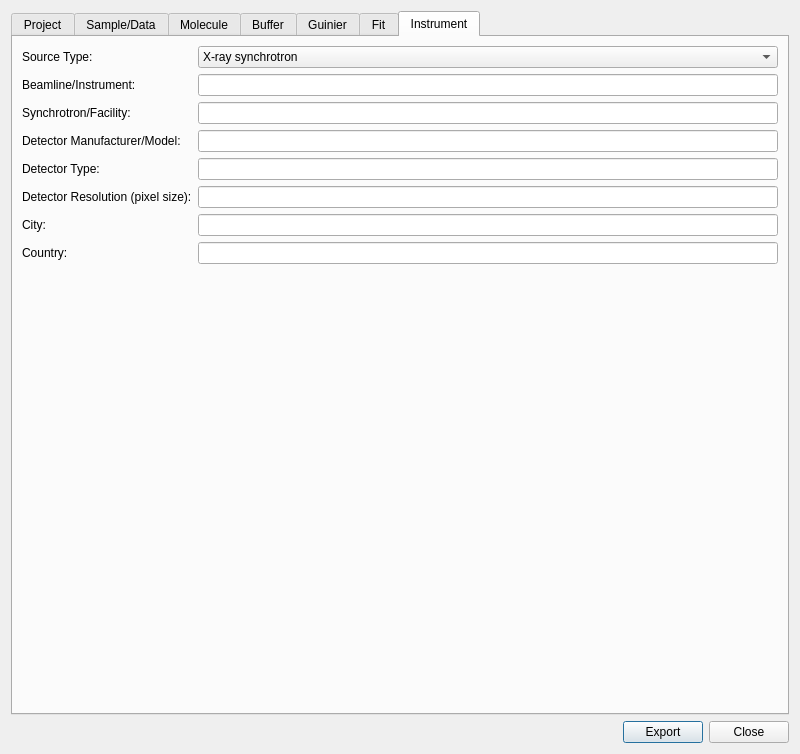
Above: src/sas/qtgui/Utilities/SASBDB/UI/SASBDBDialogUI.ui from SasView/sasview before the change. Below: the same form after it.
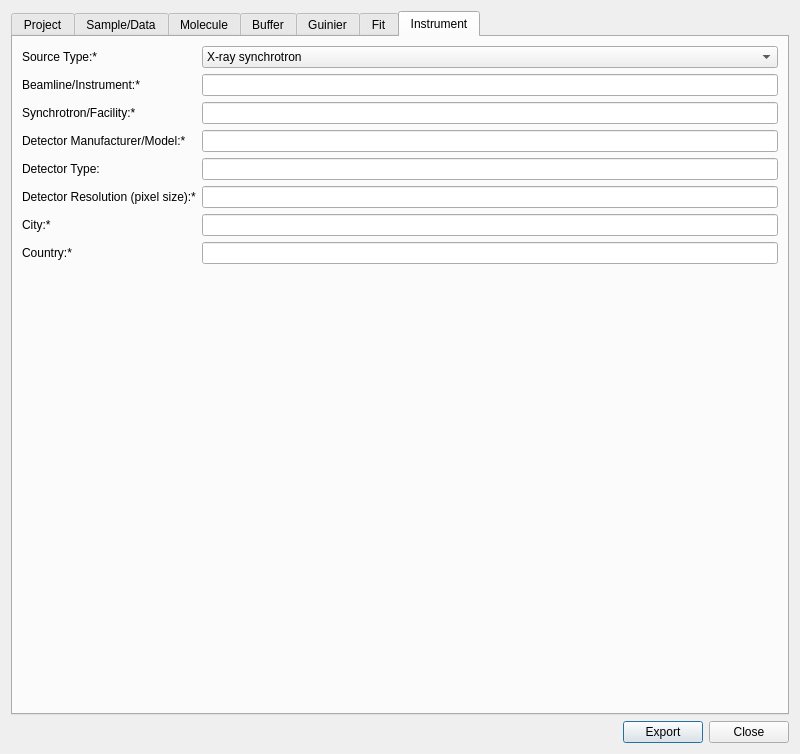
That is the form after the change. The open tabs and pages were chosen to show the change.

Commit message: Added required fields indication

```diff
--- a/src/sas/qtgui/Utilities/SASBDB/UI/SASBDBDialogUI.ui
+++ b/src/sas/qtgui/Utilities/SASBDB/UI/SASBDBDialogUI.ui
@@ -621,7 +621,7 @@
        <item row="0" column="0">
         <widget class="QLabel" name="lblSourceType">
          <property name="text">
-          <string>Source Type:</string>
+          <string>Source Type:*</string>
          </property>
         </widget>
        </item>
@@ -652,7 +652,7 @@
        <item row="1" column="0">
         <widget class="QLabel" name="lblBeamlineName">
          <property name="text">
-          <string>Beamline/Instrument:</string>
+          <string>Beamline/Instrument:*</string>
          </property>
         </widget>
        </item>
@@ -662,7 +662,7 @@
        <item row="2" column="0">
         <widget class="QLabel" name="lblSynchrotronName">
          <property name="text">
-          <string>Synchrotron/Facility:</string>
+          <string>Synchrotron/Facility:*</string>
          </property>
         </widget>
        </item>
@@ -672,7 +672,7 @@
        <item row="3" column="0">
         <widget class="QLabel" name="lblDetectorManufacturer">
          <property name="text">
-          <string>Detector Manufacturer/Model:</string>
+          <string>Detector Manufacturer/Model:*</string>
          </property>
         </widget>
        </item>
@@ -692,7 +692,7 @@
        <item row="5" column="0">
         <widget class="QLabel" name="lblDetectorResolution">
          <property name="text">
-          <string>Detector Resolution (pixel size):</string>
+          <string>Detector Resolution (pixel size):*</string>
          </property>
         </widget>
        </item>
@@ -702,7 +702,7 @@
        <item row="6" column="0">
         <widget class="QLabel" name="lblCity">
          <property name="text">
-          <string>City:</string>
+          <string>City:*</string>
          </property>
         </widget>
        </item>
@@ -712,7 +712,7 @@
        <item row="7" column="0">
         <widget class="QLabel" name="lblCountry">
          <property name="text">
-          <string>Country:</string>
+          <string>Country:*</string>
          </property>
         </widget>
        </item>
```
Left out of the diff: 34 changed lines with no effect on the pictures.
